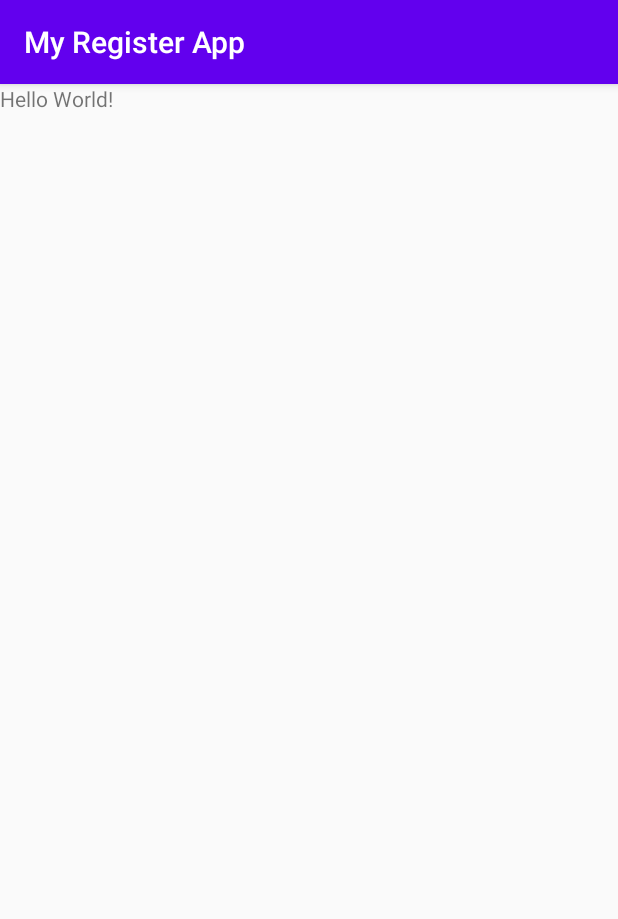
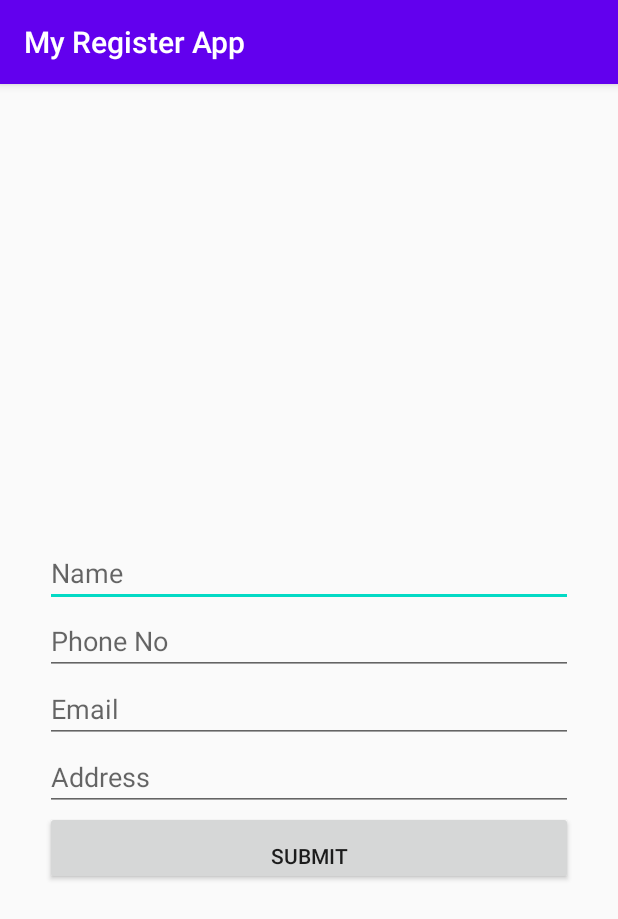
Before and after one commit to Shalauddin-bd/RegisterApp_Android, an Android app: the screen it shows after launch (MainActivity), on a phone screen of 412 x 824 dp. Shown: the top 919 px of the screen. Run offline under Robolectric (Android 15) with nearby library versions, the phone set to English and light mode, and no system bars.

Commit message:
MainActivity page design done.

```diff
--- a/app/src/main/res/layout/activity_main.xml
+++ b/app/src/main/res/layout/activity_main.xml
@@ -1,18 +1,71 @@
 <?xml version="1.0" encoding="utf-8"?>
-<LinearLayout xmlns:android="http://schemas.android.com/apk/res/android"
+<ScrollView xmlns:android="http://schemas.android.com/apk/res/android"
     xmlns:app="http://schemas.android.com/apk/res-auto"
     xmlns:tools="http://schemas.android.com/tools"
     android:layout_width="match_parent"
     android:layout_height="match_parent"
     tools:context=".MainActivity">
+<LinearLayout
+    android:layout_width="match_parent"
+    android:layout_height="wrap_content"
+    android:orientation="vertical"
+    android:paddingStart="30dp"
+    android:paddingEnd="30dp"
+    android:layout_gravity="center">
 
-    <TextView
-        android:layout_width="wrap_content"
+
+    <ImageView
+        android:id="@+id/imageViewUserImage"
+        android:layout_width="match_parent"
         android:layout_height="wrap_content"
-        android:text="Hello World!"
-        app:layout_constraintBottom_toBottomOf="parent"
-        app:layout_constraintLeft_toLeftOf="parent"
-        app:layout_constraintRight_toRightOf="parent"
-        app:layout_constraintTop_toTopOf="parent" />
+        tools:srcCompat="@tools:sample/avatars"
+        android:paddingTop="50dp"
+        android:paddingBottom="20dp"
+        android:labelFor="@id/imageViewUserImage"
+        android:contentDescription="User Image"/>
+
+    <EditText
+        android:id="@+id/editTextName"
+        android:layout_width="match_parent"
+        android:layout_height="wrap_content"
+        android:ems="10"
+        android:inputType="textPersonName"
+        android:labelFor="@id/editTextName"
+        android:hint="Name"/>
+
+    <EditText
+        android:id="@+id/editTextPhoneNo"
+        android:layout_width="match_parent"
+        android:layout_height="wrap_content"
+        android:ems="10"
+        android:inputType="phone"
+        android:labelFor="@id/editTextPhoneNo"
+        android:hint="Phone No" />
+
+    <EditText
+        android:id="@+id/editTextEmail"
+        android:layout_width="match_parent"
+        android:layout_height="wrap_content"
+        android:ems="10"
+        android:inputType="textEmailAddress"
+        android:labelFor="@+id/editTextEmail"
+        android:hint="Email" />
+
+    <EditText
+        android:id="@+id/editTextTextAddress"
+        android:layout_width="match_parent"
+        android:layout_height="wrap_content"
+        android:ems="10"
+        android:inputType="textMultiLine"
+        android:labelFor="@id/editTextTextAddress"
+        android:hint="Address" />
+
+    <Button
+        android:id="@+id/buttonSubmit"
+        android:layout_width="match_parent"
+        android:layout_height="wrap_content"
+        android:paddingTop="20dp"
+        android:text="Submit" />
 
 </LinearLayout>
+</ScrollView>
```
